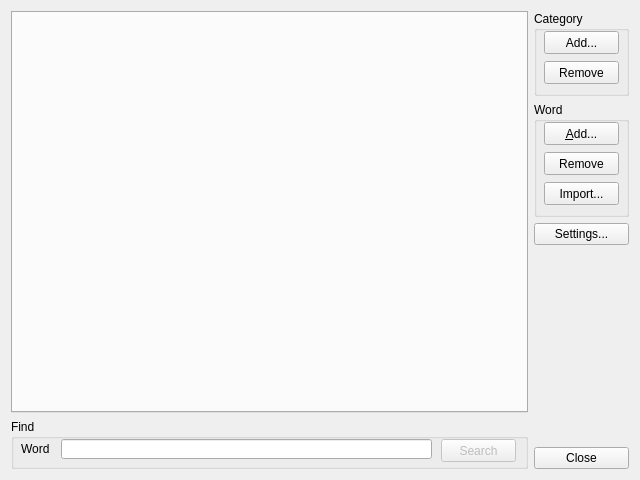
This is source/vocabularymanagerdialog.ui in martin-kudlicka/vocabulary-master as Qt 5 draws it before an edit. The edited form follows.
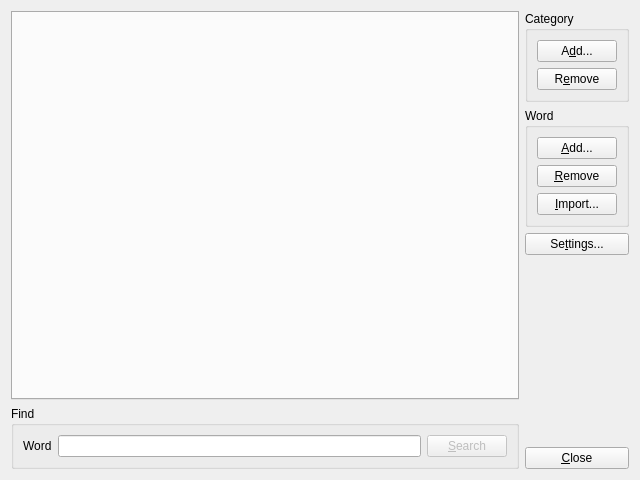
This is the edited form. Custom widgets are drawn as their Qt base class.

```diff
--- a/source/vocabularymanagerdialog.ui
+++ b/source/vocabularymanagerdialog.ui
@@ -25,54 +25,34 @@
      </item>
      <item>
       <widget class="QGroupBox" name="groupBox_3">
-       <property name="minimumSize">
-        <size>
-         <width>0</width>
-         <height>50</height>
-        </size>
-       </property>
        <property name="title">
         <string>Find</string>
        </property>
-       <widget class="QLineEdit" name="qleSearch">
-        <property name="geometry">
-         <rect>
-          <x>50</x>
-          <y>20</y>
-          <width>371</width>
-          <height>20</height>
-         </rect>
-        </property>
-       </widget>
+       <layout class="QHBoxLayout" name="horizontalLayout_2">
+        <item>
        <widget class="QLabel" name="label">
-        <property name="geometry">
-         <rect>
-          <x>10</x>
-          <y>23</y>
-          <width>46</width>
-          <height>13</height>
-         </rect>
-        </property>
         <property name="text">
          <string>Word</string>
         </property>
-       </widget>
+          <property name="buddy">
+           <cstring>qleSearch</cstring>
+          </property>
+         </widget>
+        </item>
+        <item>
+         <widget class="QLineEdit" name="qleSearch"/>
+        </item>
+        <item>
        <widget class="QPushButton" name="qpbSearch">
         <property name="enabled">
          <bool>false</bool>
         </property>
-        <property name="geometry">
-         <rect>
-          <x>430</x>
-          <y>20</y>
-          <width>75</width>
-          <height>23</height>
-         </rect>
-        </property>
         <property name="text">
-         <string>Search</string>
-        </property>
-       </widget>
+           <string>&amp;Search</string>
+          </property>
+         </widget>
+        </item>
+       </layout>
       </widget>
      </item>
     </layout>
@@ -81,99 +61,61 @@
     <layout class="QVBoxLayout" name="verticalLayout">
      <item>
       <widget class="QGroupBox" name="groupBox">
-       <property name="minimumSize">
-        <size>
-         <width>95</width>
-         <height>85</height>
-        </size>
-       </property>
        <property name="title">
         <string>Category</string>
        </property>
+       <layout class="QVBoxLayout" name="verticalLayout_3">
+        <item>
        <widget class="QPushButton" name="qpbCategoryAdd">
-        <property name="geometry">
-         <rect>
-          <x>10</x>
-          <y>20</y>
-          <width>75</width>
-          <height>23</height>
-         </rect>
-        </property>
         <property name="text">
-         <string>Add...</string>
-        </property>
-       </widget>
+           <string>A&amp;dd...</string>
+          </property>
+         </widget>
+        </item>
+        <item>
        <widget class="QPushButton" name="qpbCategoryRemove">
-        <property name="geometry">
-         <rect>
-          <x>10</x>
-          <y>50</y>
-          <width>75</width>
-          <height>23</height>
-         </rect>
-        </property>
         <property name="text">
-         <string>Remove</string>
-        </property>
-       </widget>
+           <string>R&amp;emove</string>
+          </property>
+         </widget>
+        </item>
+       </layout>
       </widget>
      </item>
      <item>
       <widget class="QGroupBox" name="groupBox_2">
-       <property name="minimumSize">
-        <size>
-         <width>0</width>
-         <height>115</height>
-        </size>
-       </property>
        <property name="title">
         <string>Word</string>
        </property>
+       <layout class="QVBoxLayout" name="verticalLayout_4">
+        <item>
        <widget class="QPushButton" name="qpbWordAdd">
-        <property name="geometry">
-         <rect>
-          <x>10</x>
-          <y>20</y>
-          <width>75</width>
-          <height>23</height>
-         </rect>
-        </property>
         <property name="text">
          <string>&amp;Add...</string>
         </property>
        </widget>
+        </item>
+        <item>
        <widget class="QPushButton" name="qpbWordRemove">
-        <property name="geometry">
-         <rect>
-          <x>10</x>
-          <y>50</y>
-          <width>75</width>
-          <height>23</height>
-         </rect>
-        </property>
         <property name="text">
-         <string>Remove</string>
-        </property>
-       </widget>
+           <string>&amp;Remove</string>
+          </property>
+         </widget>
+        </item>
+        <item>
        <widget class="QPushButton" name="qpbWordImport">
-        <property name="geometry">
-         <rect>
-          <x>10</x>
-          <y>80</y>
-          <width>75</width>
-          <height>23</height>
-         </rect>
-        </property>
         <property name="text">
-         <string>Import...</string>
-        </property>
-       </widget>
+           <string>&amp;Import...</string>
+          </property>
+         </widget>
+        </item>
+       </layout>
       </widget>
      </item>
      <item>
       <widget class="QPushButton" name="qpbVocabularySettings">
        <property name="text">
-        <string>Settings...</string>
+        <string>Se&amp;ttings...</string>
        </property>
       </widget>
      </item>
@@ -193,7 +135,7 @@
      <item>
       <widget class="QPushButton" name="qpbClose">
        <property name="text">
-        <string>Close</string>
+        <string>&amp;Close</string>
        </property>
       </widget>
      </item>
```
Lines whose indentation alone changed are shown as unchanged.
